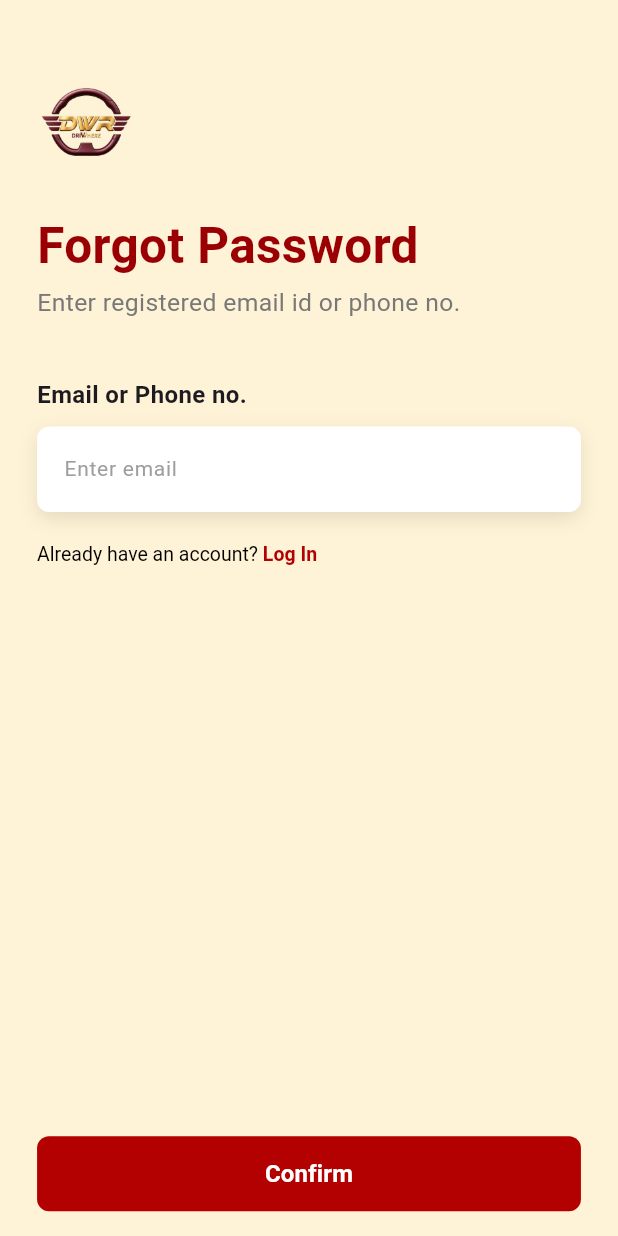
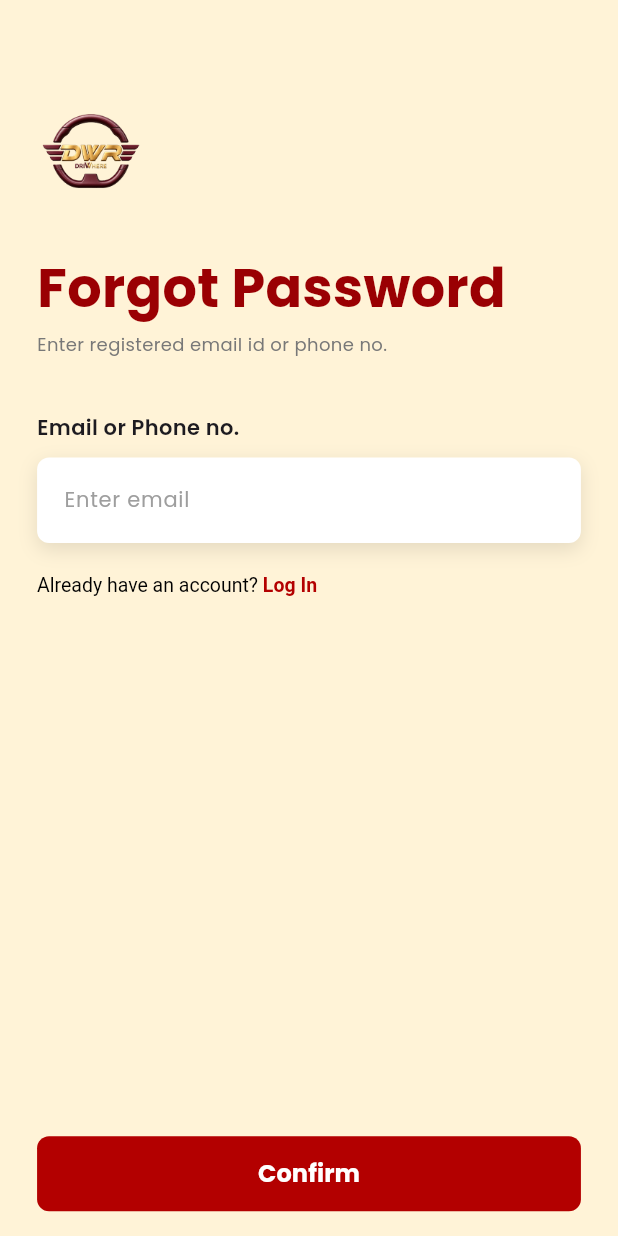
Before and after one commit to khamar21/drivwhere, a Flutter app: the LoginScreen screen opened by its route, after a tap on "Forgot Password?", on a phone screen of 412 x 824 dp. Run offline on Flutter 3.47's test engine with Material 3 defaults, Android fonts, the light colour scheme and no system bars; our stand-ins replace device_preview, flutter_svg, google_fonts.

```diff
--- a/lib/features/authentication/presentation/screens/forgot_password_screen.dart
+++ b/lib/features/authentication/presentation/screens/forgot_password_screen.dart
@@ -48,24 +48,25 @@ class _ForgotPasswordScreenState extends State<ForgotPasswordScreen> {
               child: Column(
                 crossAxisAlignment: CrossAxisAlignment.start,
                 children: [
-                  SizedBox(height: constraints.maxHeight * .04),
+                  SizedBox(height: constraints.maxHeight * .06),
 
                   Align(
                     alignment: Alignment.centerLeft,
                     child: Image.asset(
                       "assets/images/logo.png",
-                      width: constraints.maxWidth * .16,
+                      width: 72,
+                      height: 72,
                     ),
                   ),
 
-                  SizedBox(height: constraints.maxHeight * .03),
+                  SizedBox(height: constraints.maxHeight * .035),
 
                   Align(
                     alignment: Alignment.centerLeft,
                     child: Text(
                       "Forgot Password",
                       style: TextStyle(
-                        fontSize: constraints.maxWidth * .08,
+                        fontSize: 36,
                         fontWeight: FontWeight.w700,
                         color: AppColors.primary,
                       ),
@@ -79,7 +80,7 @@ class _ForgotPasswordScreenState extends State<ForgotPasswordScreen> {
                     child: Text(
                       "Enter registered email id or phone no.",
                       style: TextStyle(
-                        fontSize: constraints.maxWidth * .040,
+                        fontSize: 12,
                         color: const Color(0xFF787878),
                       ),
                     ),
@@ -92,7 +93,7 @@ class _ForgotPasswordScreenState extends State<ForgotPasswordScreen> {
                     child: Text(
                       "Email or Phone no.",
                       style: TextStyle(
-                        fontSize: 16,
+                        fontSize: 14,
                         fontWeight: FontWeight.w600,
                       ),
                     ),
@@ -174,7 +175,7 @@ class _ForgotPasswordScreenState extends State<ForgotPasswordScreen> {
                     ),
                   ),
 
-                 // SizedBox(height: constraints.maxHeight * .03),
+                  // SizedBox(height: constraints.maxHeight * .03),
                 ],
               ),
             );
--- a/lib/features/authentication/presentation/screens/login_screen.dart
+++ b/lib/features/authentication/presentation/screens/login_screen.dart
@@ -2,6 +2,8 @@ import 'package:drivehere/core/constants/app_colors.dart';
 import 'package:drivehere/core/routes/route_names.dart';
 import 'package:drivehere/features/authentication/presentation/screens/pickup_drop_screen.dart';
 import 'package:flutter/material.dart';
+import 'package:flutter/gestures.dart';
+import 'package:flutter_svg/svg.dart';
 
 class LoginScreen extends StatefulWidget {
   const LoginScreen({super.key});
@@ -25,8 +27,6 @@ class _LoginScreenState extends State<LoginScreen> {
 
   Future<void> login() async {
     setState(() => isLoading = true);
-
-    // TODO: replace with actual login logic
     await Future.delayed(const Duration(seconds: 2));
 
     setState(() => isLoading = false);
@@ -62,24 +62,23 @@ class _LoginScreenState extends State<LoginScreen> {
                       Center(
                         child: Image.asset(
                           "assets/images/logo.png",
-                          width: size.width * .18,
+                          width:72,
+                          height: 72,
                         ),
                       ),
-
-                      SizedBox(height: size.height * .02),
-
+                      SizedBox(height: 2),
                       Center(
                         child: Text(
                           "Welcome back!",
                           style: TextStyle(
-                            fontSize: 34,
-                            fontWeight: FontWeight.bold,
+                            fontSize: 36,
+                            fontWeight: FontWeight.w600,
                             color: AppColors.primary,
                           ),
                         ),
                       ),
 
-                      SizedBox(height: size.height * .01),
+                      SizedBox(height:6),
 
                       Center(
                         child: Text(
@@ -87,7 +86,7 @@ class _LoginScreenState extends State<LoginScreen> {
                           textAlign: TextAlign.center,
                           style: TextStyle(
                             color: AppColors.textPrimary,
-                            fontSize: size.width * 0.038,
+                            fontSize: 16,
                             height: 1.3,
                           ),
                         ),
@@ -115,8 +114,8 @@ class _LoginScreenState extends State<LoginScreen> {
                             Text(
                               "Log In",
                               style: TextStyle(
-                                fontSize: size.width * .07,
-                                fontWeight: FontWeight.bold,
+                                fontSize: 28,
+                                fontWeight: FontWeight.w800,
                                 color: AppColors.textPrimary,
                               ),
                             ),
@@ -127,13 +126,14 @@ class _LoginScreenState extends State<LoginScreen> {
                               "Email or Phone no.",
                               style: TextStyle(
                                 fontWeight: FontWeight.w600,
-                                fontSize: size.width * .042,
+                                fontSize: 16,
                               ),
                             ),
 
                             SizedBox(height: size.height * .010),
                             SizedBox(
-                              height: 48, // Figma height
+                              height: 48,
+                              width: 340,
                               child: Container(
                                 decoration: BoxDecoration(
                                   color: Colors.white,
@@ -188,13 +188,13 @@ class _LoginScreenState extends State<LoginScreen> {
                               ),
                             ),
 
-                            SizedBox(height: size.height * .01),
+                            SizedBox(height: 12),
 
                             Text(
                               "Password",
                               style: TextStyle(
                                 fontWeight: FontWeight.w600,
-                                fontSize: size.width * .042,
+                                fontSize: 16,
                               ),
                             ),
 
@@ -202,6 +202,7 @@ class _LoginScreenState extends State<LoginScreen> {
 
                             SizedBox(
                               height: 48,
+                              width: 340,
                               child: Container(
                                 decoration: BoxDecoration(
                                   color: AppColors.white,
@@ -235,17 +236,16 @@ class _LoginScreenState extends State<LoginScreen> {
                                       vertical: 12,
                                     ),
 
-                                    suffixIcon: IconButton(
-                                      onPressed: togglePassword,
-                                      icon: Icon(
-                                        obscurePassword
-                                            ? Icons.visibility_off_outlined
-                                            : Icons.visibility_outlined,
-                                        size: 18,
-                                        color: Colors.grey,
-                                      ),
-                                    ),
-
+                                    // suffixIcon: IconButton(
+                                    //   onPressed: togglePassword,
+                                    //   icon: Icon(
+                                    //     obscurePassword
+                                    //         ? Icons.visibility_off_outlined
+                                    //         : Icons.visibility_outlined,
+                                    //     size: 18,
+                                    //     color: Colors.grey,
+                                    //   ),
+                                    // ),
                                     border: OutlineInputBorder(
                                       borderRadius: BorderRadius.circular(8),
                                       borderSide: BorderSide.none,
@@ -289,7 +289,7 @@ class _LoginScreenState extends State<LoginScreen> {
                                   "Forgot Password?",
                                   style: TextStyle(
                                     color: AppColors.primary,
-                                    fontSize: size.width * .035,
+                                    fontSize: 13,
                                     fontWeight: FontWeight.w400,
                                   ),
                                 ),
@@ -353,12 +353,16 @@ class _LoginScreenState extends State<LoginScreen> {
                                         mainAxisAlignment:
                                             MainAxisAlignment.center,
                                         children: [
-                                          Image.asset(
-                                            "assets/images/google.png",
-                                            width: 15,
-                                            height: 15,
-                                          ),
-                                          const SizedBox(width: 2),
+                                          SvgPicture.asset(
+                                            "assets/images/google.svg",
+                                            width: 14,
+                                            height: 14,
+                                          ), // Image.asset(
+                                          //   "assets/images/google.png",
+                                          //   width: 15,
+                                          //   height: 15,
+                                          // ),
+                                         const SizedBox(width: 2),
                                           Flexible(
                                             child: Text(
                                               "Continue with Google",
@@ -366,7 +370,7 @@ class _LoginScreenState extends State<LoginScreen> {
                                               textAlign: TextAlign.center,
                                               style: TextStyle(
                                                 color: const Color(0xFF666666),
-                                                fontSize: size.width * .028,
+                                                fontSize: 10,
                                                 fontWeight: FontWeight.w600,
                                               ),
                                             ),
@@ -377,12 +381,12 @@ class _LoginScreenState extends State<LoginScreen> {
                                   ),
                                 ),
 
-                                const SizedBox(width: 4),
+                                const SizedBox(width: 3),
 
                                 Expanded(
                                   child: SizedBox(
                                     height: 38,
-                                    width: 60,
+
                                     child: OutlinedButton(
                                       onPressed: () {},
                                       style: OutlinedButton.styleFrom(
@@ -404,23 +408,20 @@ class _LoginScreenState extends State<LoginScreen> {
                                       child: Row(
                                         mainAxisAlignment:
                                             MainAxisAlignment.center,
+                                        mainAxisSize: MainAxisSize.min,
                                         children: [
                                           const Icon(
                                             Icons.apple,
-                                            size: 18,
+                                            size: 16,
                                             color: Colors.black,
                                           ),
-                                          const SizedBox(width: 0),
-                                          Flexible(
-                                            child: Text(
-                                              "Continue with Apple",
-                                              textAlign: TextAlign.center,
-                                              overflow: TextOverflow.ellipsis,
-                                              style: TextStyle(
-                                                color: const Color(0xFF666666),
-                                                fontSize: size.width * .028,
-                                                fontWeight: FontWeight.w600,
-                                              ),
+                                          const SizedBox(width: 1),
+                                          Text(
+                                            "Continue with Apple",
+                                            style: TextStyle(
+                                              color: Color(0xFF666666),
+                                              fontSize: 10,
+                                              fontWeight: FontWeight.w600,
                                             ),
                                           ),
                                         ],
@@ -482,32 +483,31 @@ class _LoginScreenState extends State<LoginScreen> {
 
                             Center(
                               child: RichText(
+                                textAlign: TextAlign.center,
                                 text: TextSpan(
                                   style: TextStyle(
-                                    color: AppColors.textSecondary,
+                                    color: Colors.black,
                                     fontSize: size.width * .035,
+                                    fontFamily: 'Poppins', // if using
                                   ),
                                   children: [
                                     const TextSpan(
                                       text: "Don't have an account? ",
                                     ),
-                                    WidgetSpan(
-                                      child: GestureDetector(
-                                        onTap: () {
+                                    TextSpan(
+                                      text: "Create here",
+                                      style: TextStyle(
+                                        color: AppColors.primary,
+                                        fontWeight: FontWeight.w500,
+                                        fontSize: 14,
+                                      ),
+                                      recognizer: TapGestureRecognizer()
+                                        ..onTap = () {
                                           Navigator.pushNamed(
                                             context,
                                             RouteNames.signup,
                                           );
                                         },
-                                        child: Text(
-                                          "Create here",
-                                          style: TextStyle(
-                                            color: AppColors.primary,
-                                            fontWeight: FontWeight.w500,
-                                            fontSize: size.width * .035,
-                                          ),
-                                        ),
-                                      ),
                                     ),
                                   ],
                                 ),
--- a/lib/main.dart
+++ b/lib/main.dart
@@ -3,6 +3,7 @@ import 'package:drivehere/core/routes/app_routes.dart';
 import 'package:drivehere/core/routes/route_names.dart';
 import 'package:flutter/foundation.dart';
 import 'package:flutter/material.dart';
+import 'package:google_fonts/google_fonts.dart';
 
 void main() {
   runApp(
@@ -23,6 +24,11 @@ class MyApp extends StatelessWidget {
       builder: DevicePreview.appBuilder,
       initialRoute: RouteNames.splash,
       onGenerateRoute: AppRoutes.onGenerateRoute,
+      theme: ThemeData(
+        useMaterial3: true,
+        textTheme: GoogleFonts.poppinsTextTheme(),
+      ),
+
     );
   }
 }
--- a/pubspec.yaml
+++ b/pubspec.yaml
@@ -13,7 +13,7 @@ dependencies:
 
   cupertino_icons: ^1.0.8
   device_preview: ^1.3.0
-  font_awesome_flutter: ^10.10.0
+
   google_fonts: ^6.3.1
   intl: ^0.20.2
   flutter_svg: ^2.2.0
```
Also changed, not shown: lib/core/theme/app_theme.dart (added, +16 -0 lines), lib/features/authentication/presentation/screens/reset_password_screen.dart (+49 -44 lines), lib/features/authentication/presentation/screens/verfication_screen.dart (+17 -11 lines), assets/images/google.png (deleted), assets/images/google.svg (added), pubspec.lock.
